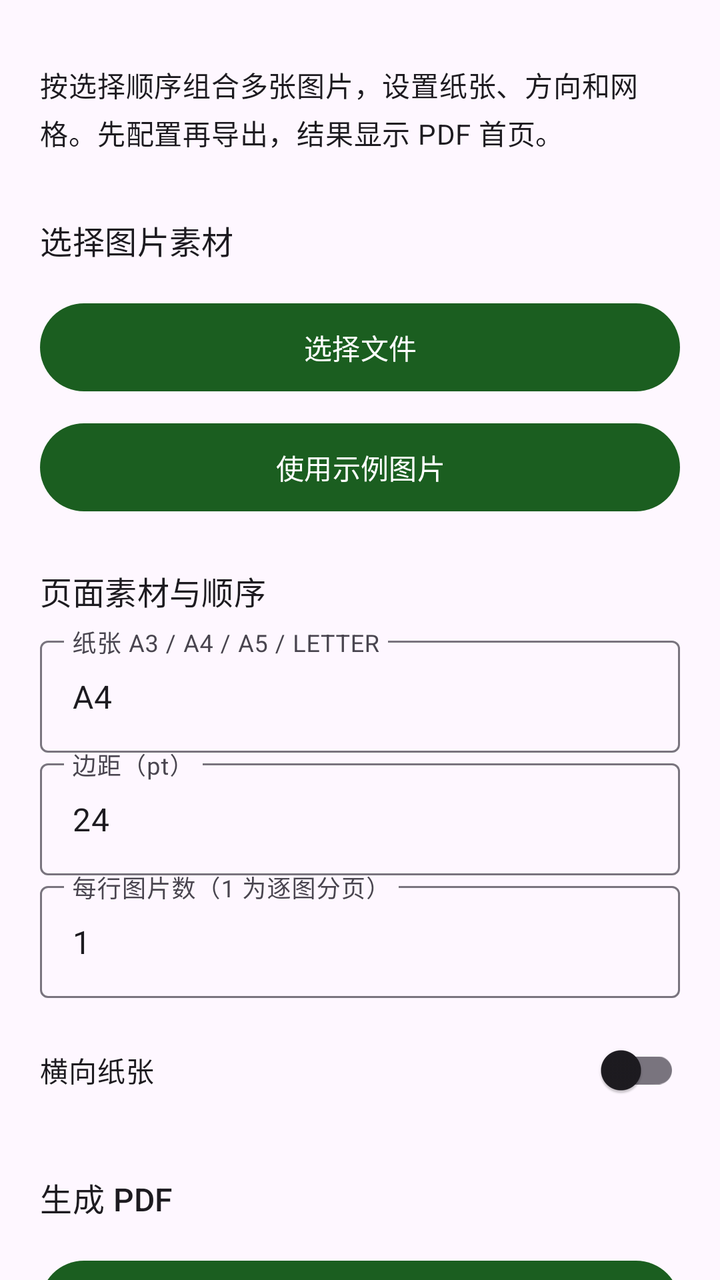
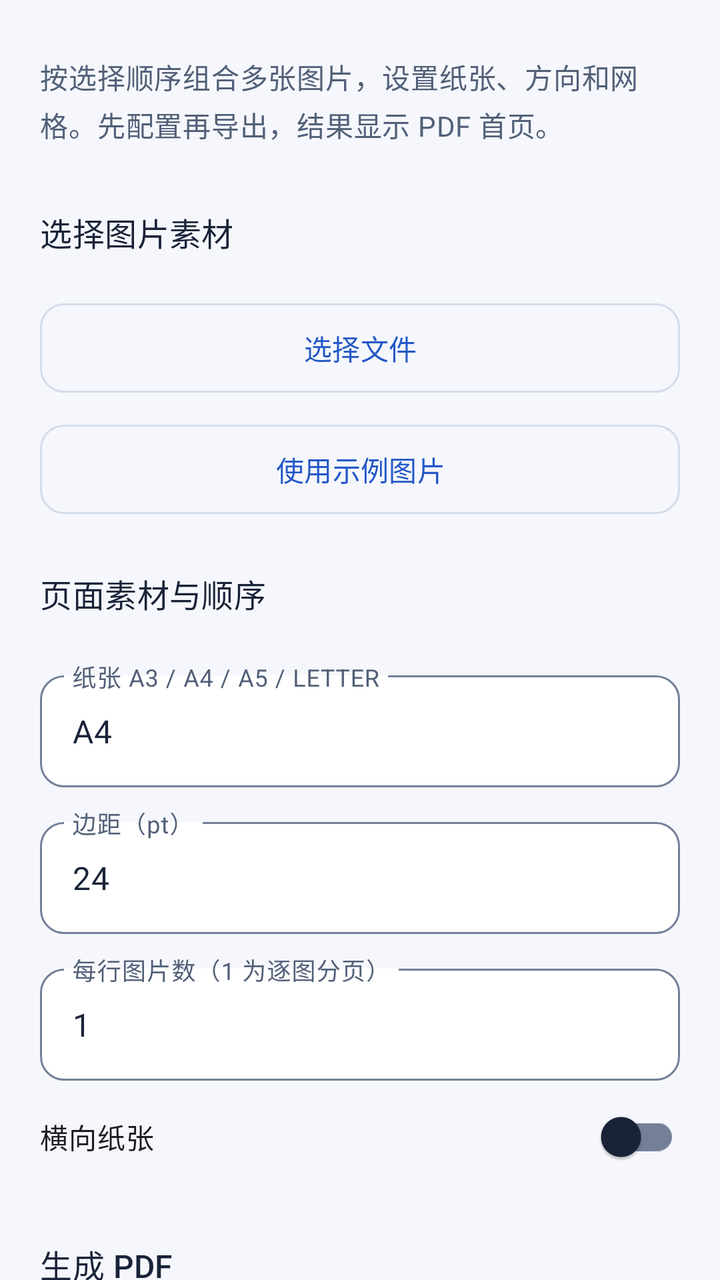

Before-and-after screenshots of an Android layout around one commit, followed by the original layout XML and the change that was made.
<!-- AndroidManifest.xml: another module's application theme Theme.DevLib -->
<!-- res/layout/demo_pdf.xml -->
<?xml version='1.0' encoding='utf-8'?>
<ScrollView xmlns:android="http://schemas.android.com/apk/res/android" android:layout_width="match_parent" android:layout_height="match_parent" android:fillViewport="true" android:scrollbars="none" android:clipToPadding="false">
    <LinearLayout style="@style/Demo.Page">
        <TextView style="@style/Demo.Label" android:text="@string/demo_pdf_intro" />
        <TextView style="@style/Demo.Heading" android:text="@string/demo_pdf_input" />
        <com.google.android.material.button.MaterialButton android:id="@+id/choose" style="@style/Demo.Button" android:text="@string/demo_choose" />
        <com.google.android.material.button.MaterialButton android:id="@+id/sample" style="@style/Demo.Button" android:text="@string/demo_sample" />
        <TextView style="@style/Demo.Heading" android:text="@string/pdf_page_order" />
        <androidx.recyclerview.widget.RecyclerView android:id="@+id/pages" android:layout_width="match_parent" android:layout_height="wrap_content" android:scrollbars="none" android:nestedScrollingEnabled="false" />
        <com.google.android.material.textfield.TextInputLayout android:layout_width="match_parent" android:layout_height="wrap_content" android:hint="@string/demo_pdf_paper">
            <com.google.android.material.textfield.TextInputEditText android:id="@+id/paper" style="@style/Demo.Input" android:inputType="text" android:text="@string/demo_pdf_paper_value" android:saveEnabled="true" />
        </com.google.android.material.textfield.TextInputLayout>
        <com.google.android.material.textfield.TextInputLayout android:layout_width="match_parent" android:layout_height="wrap_content" android:hint="@string/demo_pdf_margin">
            <com.google.android.material.textfield.TextInputEditText android:id="@+id/margin" style="@style/Demo.Input" android:inputType="number" android:text="@string/demo_pdf_margin_value" android:saveEnabled="true" />
        </com.google.android.material.textfield.TextInputLayout>
        <com.google.android.material.textfield.TextInputLayout android:layout_width="match_parent" android:layout_height="wrap_content" android:hint="@string/demo_pdf_columns">
            <com.google.android.material.textfield.TextInputEditText android:id="@+id/columns" style="@style/Demo.Input" android:inputType="number" android:text="@string/demo_pdf_columns_value" android:saveEnabled="true" />
        </com.google.android.material.textfield.TextInputLayout>
        <com.google.android.material.switchmaterial.SwitchMaterial android:id="@+id/landscape" style="@style/Demo.Input" android:text="@string/demo_pdf_landscape" android:checked="false" />
        <TextView style="@style/Demo.Heading" android:text="@string/demo_pdf_execute" />
        <com.google.android.material.button.MaterialButton android:id="@+id/reverse" style="@style/Demo.Button" android:text="@string/demo_pdf_reverse" />
        <com.google.android.material.button.MaterialButton android:id="@+id/export" style="@style/Demo.Button" android:text="@string/demo_pdf_export" />
        <include android:id="@+id/result" layout="@layout/demo_output" />
    </LinearLayout>
</ScrollView>
<!-- res/layout/demo_output.xml (included above) -->
<?xml version='1.0' encoding='utf-8'?>
<LinearLayout xmlns:android="http://schemas.android.com/apk/res/android" style="@style/Demo.Page" android:padding="0dp">
    <TextView style="@style/Demo.Heading" android:text="@string/demo_output" />
    <TextView android:id="@+id/inputs" style="@style/Demo.Label" android:textIsSelectable="true" />
    <ImageView android:id="@+id/inputPreview" android:layout_width="match_parent" android:layout_height="200dp" android:scaleType="fitCenter" android:contentDescription="@string/workspace_original" android:visibility="gone" />
    <ProgressBar android:id="@+id/progress" style="?android:attr/progressBarStyleHorizontal" android:layout_width="match_parent" android:layout_height="wrap_content" android:visibility="gone" />
    <TextView android:id="@+id/message" style="@style/Demo.Label" android:textIsSelectable="true" />
    <ImageView android:id="@+id/preview" android:layout_width="match_parent" android:layout_height="wrap_content" android:adjustViewBounds="true" android:maxHeight="360dp" android:contentDescription="@string/demo_preview" android:visibility="gone" />
    <com.google.android.material.button.MaterialButton android:id="@+id/cancel" style="@style/Demo.Button" android:text="@string/demo_cancel" android:visibility="gone" />
    <LinearLayout android:layout_width="match_parent" android:layout_height="wrap_content" android:orientation="horizontal">
        <com.google.android.material.button.MaterialButton android:id="@+id/open" style="@style/Demo.Button" android:layout_width="0dp" android:layout_weight="1" android:text="@string/demo_open" />
        <com.google.android.material.button.MaterialButton android:id="@+id/share" style="@style/Demo.Button" android:layout_width="0dp" android:layout_weight="1" android:text="@string/demo_share" />
    </LinearLayout>
    <com.google.android.material.button.MaterialButton android:id="@+id/save" style="@style/Demo.Button" android:text="@string/workspace_save" />
    <com.google.android.material.button.MaterialButton android:id="@+id/continueWith" style="@style/Demo.Button" android:text="@string/workspace_continue" />
</LinearLayout>
<!-- resources referenced by this layout -->
<resources>
  <style name="Demo.Button" parent="">
          <item name="android:layout_width">match_parent</item>
          <item name="android:layout_height">wrap_content</item>
          <item name="android:minHeight">52dp</item>
          <item name="android:layout_marginTop">8dp</item>
      </style>
  <style name="Demo.Heading" parent="Demo.Label">
          <item name="android:textAppearance">?attr/textAppearanceTitleMedium</item>
          <item name="android:layout_marginTop">24dp</item>
      </style>
  <style name="Demo.Input" parent="">
          <item name="android:layout_width">match_parent</item>
          <item name="android:layout_height">wrap_content</item>
          <item name="android:minHeight">56dp</item>
          <item name="android:layout_marginTop">8dp</item>
          <item name="android:importantForAutofill">no</item>
      </style>
  <style name="Demo.Label" parent="">
          <item name="android:layout_width">match_parent</item>
          <item name="android:layout_height">wrap_content</item>
          <item name="android:textAppearance">?attr/textAppearanceBodyMedium</item>
          <item name="android:layout_marginTop">12dp</item>
          <item name="android:layout_marginBottom">8dp</item>
      </style>
  <style name="Demo.Page" parent="">
          <item name="android:orientation">vertical</item>
          <item name="android:padding">20dp</item>
          <item name="android:layout_width">match_parent</item>
          <item name="android:layout_height">wrap_content</item>
      </style>
  <style name="Theme.DevLib" parent="Theme.Material3.DayNight.NoActionBar">
          <item name="colorPrimary">@color/primary</item>
          <item name="colorOnPrimary">@color/on_primary</item>
          <item name="android:statusBarColor">@android:color/transparent</item>
          <item name="android:navigationBarColor">@android:color/transparent</item>
          <item name="android:windowLightStatusBar">true</item>
          <item name="android:windowLightNavigationBar">true</item>
          <item name="android:enforceNavigationBarContrast">false</item>
      </style>
  <color name="primary">#1B5E20</color>
  <color name="on_primary">#FFFFFF</color>
  <!-- unchanged entries left out for length: 23 -->
</resources>

<!-- the commit's change to res/layout/demo_pdf.xml (unified diff, before → after) -->
@@ -7,35 +7,35 @@
         <com.google.android.material.button.MaterialButton android:id="@+id/sample" style="@style/Demo.Button" android:text="@string/demo_sample" />
         <TextView style="@style/Demo.Heading" android:text="@string/pdf_page_order" />
         <androidx.recyclerview.widget.RecyclerView android:id="@+id/pages" android:layout_width="match_parent" android:layout_height="wrap_content" android:scrollbars="none" android:nestedScrollingEnabled="false" />
-        <com.google.android.material.textfield.TextInputLayout android:layout_width="match_parent" android:layout_height="wrap_content" android:hint="@string/demo_pdf_paper">
+        <com.google.android.material.textfield.TextInputLayout style="@style/Demo.TextInputLayout" android:layout_width="match_parent" android:layout_height="wrap_content" android:hint="@string/demo_pdf_paper">
             <com.google.android.material.textfield.TextInputEditText android:id="@+id/paper" style="@style/Demo.Input" android:inputType="text" android:text="@string/demo_pdf_paper_value" android:saveEnabled="true" />
         </com.google.android.material.textfield.TextInputLayout>
-        <com.google.android.material.textfield.TextInputLayout android:layout_width="match_parent" android:layout_height="wrap_content" android:hint="@string/demo_pdf_margin">
+        <com.google.android.material.textfield.TextInputLayout style="@style/Demo.TextInputLayout" android:layout_width="match_parent" android:layout_height="wrap_content" android:hint="@string/demo_pdf_margin">
             <com.google.android.material.textfield.TextInputEditText android:id="@+id/margin" style="@style/Demo.Input" android:inputType="number" android:text="@string/demo_pdf_margin_value" android:saveEnabled="true" />
         </com.google.android.material.textfield.TextInputLayout>
-        <com.google.android.material.textfield.TextInputLayout android:layout_width="match_parent" android:layout_height="wrap_content" android:hint="@string/demo_pdf_columns">
+        <com.google.android.material.textfield.TextInputLayout style="@style/Demo.TextInputLayout" android:layout_width="match_parent" android:layout_height="wrap_content" android:hint="@string/demo_pdf_columns">
             <com.google.android.material.textfield.TextInputEditText android:id="@+id/columns" style="@style/Demo.Input" android:inputType="number" android:text="@string/demo_pdf_columns_value" android:saveEnabled="true" />
         </com.google.android.material.textfield.TextInputLayout>
         <com.google.android.material.switchmaterial.SwitchMaterial android:id="@+id/landscape" style="@style/Demo.Input" android:text="@string/demo_pdf_landscape" android:checked="false" />
         <TextView style="@style/Demo.Heading" android:text="@string/demo_pdf_execute" />
         <com.google.android.material.button.MaterialButton android:id="@+id/reverse" style="@style/Demo.Button" android:text="@string/demo_pdf_reverse" />
-        <com.google.android.material.button.MaterialButton android:id="@+id/export" style="@style/Demo.Button" android:text="@string/demo_pdf_export" />
+        <com.google.android.material.button.MaterialButton android:id="@+id/export" style="@style/Demo.Button.Primary" android:text="@string/demo_pdf_export" />
         <include android:id="@+id/result" layout="@layout/demo_output" />
     </LinearLayout>
 </ScrollView>
 <!-- res/layout/demo_output.xml (included above) -->
 <?xml version='1.0' encoding='utf-8'?>
-<LinearLayout xmlns:android="http://schemas.android.com/apk/res/android" style="@style/Demo.Page" android:padding="0dp">
-    <TextView style="@style/Demo.Heading" android:text="@string/demo_output" />
+<LinearLayout xmlns:android="http://schemas.android.com/apk/res/android" style="@style/Demo.Page" android:padding="16dp" android:layout_marginTop="24dp" android:background="@drawable/demo_result_surface">
+    <TextView style="@style/Demo.Heading" android:layout_marginTop="0dp" android:text="@string/demo_output" />
     <TextView android:id="@+id/inputs" style="@style/Demo.Label" android:textIsSelectable="true" />
     <ImageView android:id="@+id/inputPreview" android:layout_width="match_parent" android:layout_height="200dp" android:scaleType="fitCenter" android:contentDescription="@string/workspace_original" android:visibility="gone" />
     <ProgressBar android:id="@+id/progress" style="?android:attr/progressBarStyleHorizontal" android:layout_width="match_parent" android:layout_height="wrap_content" android:visibility="gone" />
-    <TextView android:id="@+id/message" style="@style/Demo.Label" android:textIsSelectable="true" />
+    <TextView android:id="@+id/message" style="@style/Demo.Label" android:accessibilityLiveRegion="polite" android:textIsSelectable="true" />
     <ImageView android:id="@+id/preview" android:layout_width="match_parent" android:layout_height="wrap_content" android:adjustViewBounds="true" android:maxHeight="360dp" android:contentDescription="@string/demo_preview" android:visibility="gone" />
-    <com.google.android.material.button.MaterialButton android:id="@+id/cancel" style="@style/Demo.Button" android:text="@string/demo_cancel" android:visibility="gone" />
+    <com.google.android.material.button.MaterialButton android:id="@+id/cancel" style="@style/Demo.Button.Danger" android:text="@string/demo_cancel" android:visibility="gone" />
     <LinearLayout android:layout_width="match_parent" android:layout_height="wrap_content" android:orientation="horizontal">
-        <com.google.android.material.button.MaterialButton android:id="@+id/open" style="@style/Demo.Button" android:layout_width="0dp" android:layout_weight="1" android:text="@string/demo_open" />
-        <com.google.android.material.button.MaterialButton android:id="@+id/share" style="@style/Demo.Button" android:layout_width="0dp" android:layout_weight="1" android:text="@string/demo_share" />
+        <com.google.android.material.button.MaterialButton android:id="@+id/open" style="@style/Demo.Button.Primary" android:layout_marginEnd="4dp" android:layout_width="0dp" android:layout_weight="1" android:text="@string/demo_open" />
+        <com.google.android.material.button.MaterialButton android:id="@+id/share" style="@style/Demo.Button" android:layout_marginStart="4dp" android:layout_width="0dp" android:layout_weight="1" android:text="@string/demo_share" />
     </LinearLayout>
     <com.google.android.material.button.MaterialButton android:id="@+id/save" style="@style/Demo.Button" android:text="@string/workspace_save" />
     <com.google.android.material.button.MaterialButton android:id="@+id/continueWith" style="@style/Demo.Button" android:text="@string/workspace_continue" />
<!-- resource entries referenced after the edit -->
@@ -1,46 +1,130 @@
 <!-- resources referenced by this layout -->
 <resources>
-  <style name="Demo.Button" parent="">
+  <!-- drawable demo_result_surface (drawable) -->
+  <shape xmlns:android="http://schemas.android.com/apk/res/android" android:shape="rectangle">
+      <solid android:color="@color/dev_surface_card" />
+      <corners android:radius="16dp" />
+      <stroke android:width="1dp" android:color="@color/dev_outline_variant" />
+  </shape>
+  <style name="Demo.Button" parent="Widget.Material3.Button.OutlinedButton">
           <item name="android:layout_width">match_parent</item>
           <item name="android:layout_height">wrap_content</item>
-          <item name="android:minHeight">52dp</item>
+          <item name="android:minHeight">48dp</item>
+          <item name="android:minWidth">0dp</item>
           <item name="android:layout_marginTop">8dp</item>
+          <item name="android:textAllCaps">false</item>
+          <item name="cornerRadius">12dp</item>
+          <item name="strokeColor">@color/dev_outline_variant</item>
+          <item name="android:paddingTop">12dp</item>
+          <item name="android:paddingBottom">12dp</item>
+      </style>
+  <style name="Demo.Button.Danger" parent="Demo.Button">
+          <item name="android:textColor">@color/dev_error</item>
+      </style>
+  <style name="Demo.Button.Primary" parent="Widget.Material3.Button">
+          <item name="android:layout_width">match_parent</item>
+          <item name="android:layout_height">wrap_content</item>
+          <item name="android:minHeight">48dp</item>
+          <item name="android:minWidth">0dp</item>
+          <item name="android:layout_marginTop">8dp</item>
+          <item name="android:textAllCaps">false</item>
+          <item name="cornerRadius">12dp</item>
+          <item name="android:paddingTop">12dp</item>
+          <item name="android:paddingBottom">12dp</item>
       </style>
   <style name="Demo.Heading" parent="Demo.Label">
           <item name="android:textAppearance">?attr/textAppearanceTitleMedium</item>
+          <item name="android:textColor">@color/feature_res_on_surface</item>
           <item name="android:layout_marginTop">24dp</item>
+          <item name="android:layout_marginBottom">12dp</item>
+          <item name="android:accessibilityHeading">true</item>
       </style>
   <style name="Demo.Input" parent="">
           <item name="android:layout_width">match_parent</item>
           <item name="android:layout_height">wrap_content</item>
           <item name="android:minHeight">56dp</item>
-          <item name="android:layout_marginTop">8dp</item>
           <item name="android:importantForAutofill">no</item>
       </style>
   <style name="Demo.Label" parent="">
           <item name="android:layout_width">match_parent</item>
           <item name="android:layout_height">wrap_content</item>
           <item name="android:textAppearance">?attr/textAppearanceBodyMedium</item>
-          <item name="android:layout_marginTop">12dp</item>
+          <item name="android:textColor">@color/dev_on_surface_variant</item>
+          <item name="android:lineSpacingExtra">3dp</item>
+          <item name="android:layout_marginTop">8dp</item>
           <item name="android:layout_marginBottom">8dp</item>
       </style>
   <style name="Demo.Page" parent="">
           <item name="android:orientation">vertical</item>
           <item name="android:padding">20dp</item>
+          <item name="android:paddingBottom">32dp</item>
           <item name="android:layout_width">match_parent</item>
           <item name="android:layout_height">wrap_content</item>
       </style>
+  <style name="Demo.TextInputLayout" parent="Widget.Material3.TextInputLayout.OutlinedBox">
+          <item name="android:layout_marginTop">12dp</item>
+          <item name="boxCornerRadiusTopStart">12dp</item>
+          <item name="boxCornerRadiusTopEnd">12dp</item>
+          <item name="boxCornerRadiusBottomStart">12dp</item>
+          <item name="boxCornerRadiusBottomEnd">12dp</item>
+          <item name="boxBackgroundColor">@color/dev_surface_card</item>
+      </style>
   <style name="Theme.DevLib" parent="Theme.Material3.DayNight.NoActionBar">
-          <item name="colorPrimary">@color/primary</item>
-          <item name="colorOnPrimary">@color/on_primary</item>
+          <item name="colorPrimary">@color/dev_primary</item>
+          <item name="colorOnPrimary">@color/dev_on_primary</item>
+          <item name="colorPrimaryContainer">@color/dev_primary_container</item>
+          <item name="colorOnPrimaryContainer">@color/dev_on_primary_container</item>
+          <item name="colorSecondary">@color/dev_secondary</item>
+          <item name="colorOnSecondary">@color/dev_on_secondary</item>
+          <item name="colorSecondaryContainer">@color/dev_secondary_container</item>
+          <item name="colorOnSecondaryContainer">@color/dev_on_secondary_container</item>
+          <item name="colorTertiary">@color/dev_secondary</item>
+          <item name="colorOnTertiary">@color/dev_on_secondary</item>
+          <item name="colorTertiaryContainer">@color/dev_secondary_container</item>
+          <item name="colorOnTertiaryContainer">@color/dev_on_secondary_container</item>
+          <item name="android:colorBackground">@color/feature_res_surface</item>
+          <item name="android:windowBackground">@color/feature_res_surface</item>
+          <item name="colorOnBackground">@color/feature_res_on_surface</item>
+          <item name="colorSurface">@color/dev_surface_card</item>
+          <item name="colorOnSurface">@color/feature_res_on_surface</item>
+          <item name="colorSurfaceVariant">@color/dev_surface_variant</item>
+          <item name="colorOnSurfaceVariant">@color/dev_on_surface_variant</item>
+          <item name="colorSurfaceContainer">@color/dev_surface_card</item>
+          <item name="colorSurfaceContainerLow">@color/dev_surface_card</item>
+          <item name="colorSurfaceContainerHigh">@color/dev_surface_variant</item>
+          <item name="colorOutline">@color/dev_outline</item>
+          <item name="colorOutlineVariant">@color/dev_outline_variant</item>
+          <item name="colorError">@color/dev_error</item>
+          <item name="colorOnError">@color/dev_on_error</item>
+          <item name="colorErrorContainer">@color/dev_error_container</item>
+          <item name="colorOnErrorContainer">@color/dev_on_error_container</item>
+          <item name="textInputStyle">@style/Demo.TextInputLayout</item>
+          <item name="materialButtonStyle">@style/Demo.Button.Primary</item>
+          
+          <item name="android:windowLightStatusBar">@bool/dev_light_system_bars</item>
+          <item name="android:windowLightNavigationBar">@bool/dev_light_system_bars</item>
           <item name="android:statusBarColor">@android:color/transparent</item>
           <item name="android:navigationBarColor">@android:color/transparent</item>
-          <item name="android:windowLightStatusBar">true</item>
-          <item name="android:windowLightNavigationBar">true</item>
-          <item name="android:enforceNavigationBarContrast">false</item>
       </style>
-  <color name="primary">#1B5E20</color>
-  <color name="on_primary">#FFFFFF</color>
+  <color name="dev_surface_card">#FFFFFF</color>
+  <color name="dev_outline_variant">#D4DCE9</color>
+  <color name="dev_error">#B3261E</color>
+  <color name="feature_res_on_surface">#192338</color>
+  <color name="dev_on_surface_variant">#526078</color>
+  <color name="dev_primary">#2458C6</color>
+  <color name="dev_on_primary">#FFFFFF</color>
+  <color name="dev_primary_container">#DFE8FF</color>
+  <color name="dev_on_primary_container">#163567</color>
+  <color name="dev_secondary">#146C70</color>
+  <color name="dev_on_secondary">#FFFFFF</color>
+  <color name="dev_secondary_container">#D8F1F0</color>
+  <color name="dev_on_secondary_container">#124F53</color>
+  <color name="feature_res_surface">#F5F7FC</color>
+  <color name="dev_surface_variant">#E9EDF5</color>
+  <color name="dev_outline">#738098</color>
+  <color name="dev_on_error">#FFFFFF</color>
+  <color name="dev_error_container">#FCE3DF</color>
+  <color name="dev_on_error_container">#761F19</color>
   <!-- unchanged entries left out for length: 23 -->
 </resources>
 
